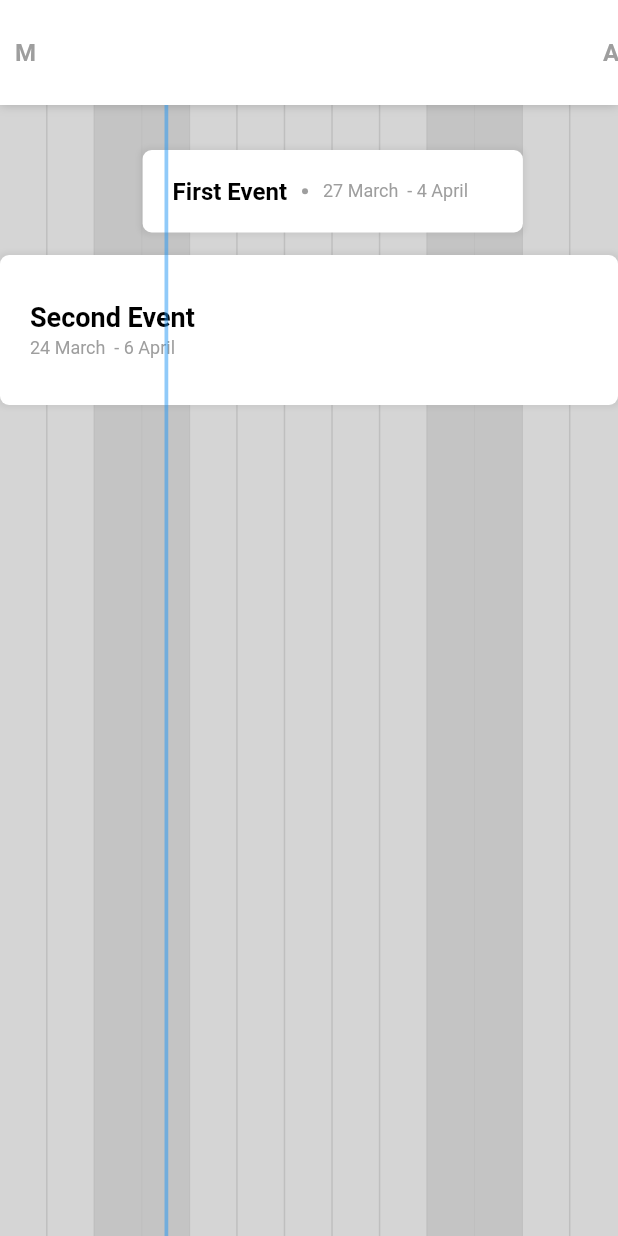
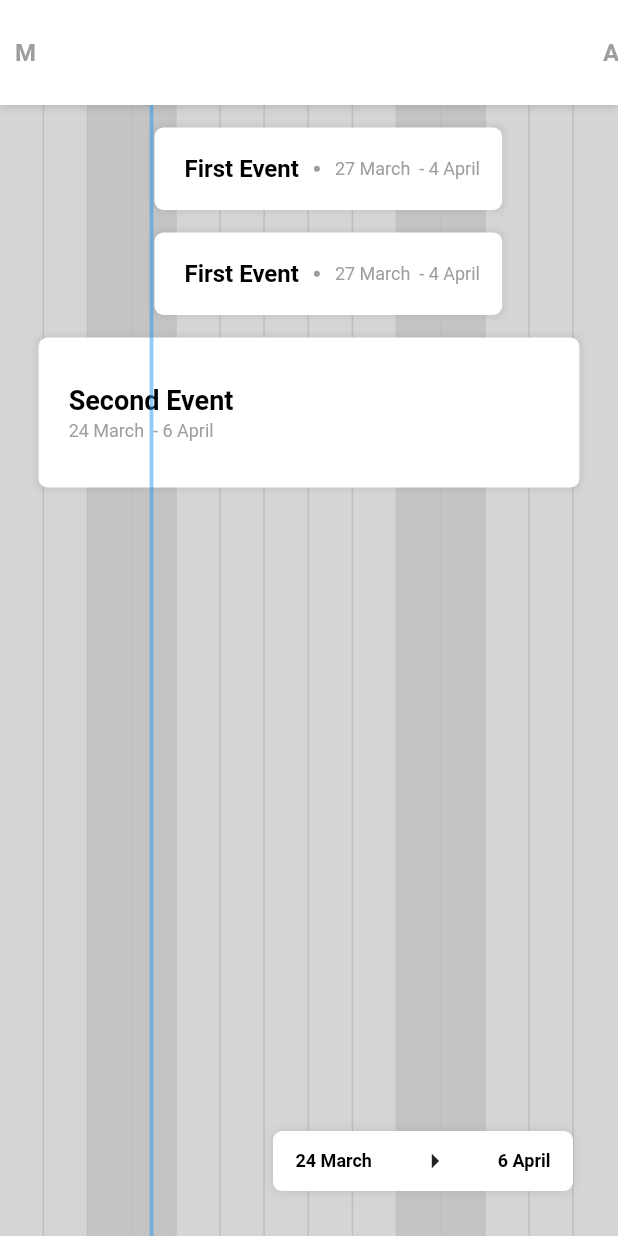
Before and after one commit to karimafas/bar-calendar, a Flutter app: the screen it shows after launch, on a phone screen of 412 x 824 dp. Run offline on Flutter 3.47's test engine with Material 2 defaults, Android fonts, the phone set to English and light mode, and no system bars.

Commit message:
Day indicator to move with minutes, date range picker

```diff
--- a/lib/bar_calendar.dart
+++ b/lib/bar_calendar.dart
@@ -1,7 +1,6 @@
 library bar_calendar;
 
 import 'package:flutter/material.dart';
-import 'package:flutter/services.dart';
 import 'package:intl/intl.dart';
 
 TextStyle _display1 = const TextStyle(
@@ -14,6 +13,8 @@ TextStyle _display4 = const TextStyle(
     color: Colors.grey, fontSize: 16, fontWeight: FontWeight.bold);
 TextStyle _display5 = const TextStyle(
     color: Colors.grey, fontSize: 10, fontWeight: FontWeight.normal);
+TextStyle _display6 = const TextStyle(
+    color: Colors.black, fontSize: 12, fontWeight: FontWeight.bold);
 
 const double dayColumnWidth = 60;
 const double headerHeight = 70;
@@ -39,7 +40,14 @@ enum Months {
 int daysBetween(DateTime from, DateTime to) {
   from = DateTime(from.year, from.month, from.day);
   to = DateTime(to.year, to.month, to.day);
-  return (to.difference(from).inHours / 24).round();
+  return (to.difference(from).inHours / 24).round() + 1;
+}
+
+int minutesBetween(DateTime from, DateTime to) {
+  from = DateTime(from.year, from.month, from.day, from.hour, from.minute);
+  to = DateTime(to.year, to.month, to.day, to.hour, to.month);
+
+  return (to.difference(from).inMinutes).round();
 }
 
 Months month(int m) {
@@ -105,6 +113,37 @@ class BarCalendar extends StatefulWidget {
 }
 
 class _BarCalendarState extends State<BarCalendar> {
+  _pickDateRange() async {
+    DateTimeRange? picked = await showDateRangePicker(
+        context: context,
+        firstDate: DateTime(DateTime.now().year - 5),
+        lastDate: DateTime(DateTime.now().year + 5),
+        initialDateRange: DateTimeRange(
+          end: DateTime(DateTime.now().year, DateTime.now().month,
+              DateTime.now().day + 13),
+          start: DateTime.now(),
+        ),
+        builder: (context, child) {
+          return Column(
+            children: [
+              ConstrainedBox(
+                constraints: const BoxConstraints(
+                  maxWidth: 400.0,
+                ),
+                child: child,
+              )
+            ],
+          );
+        });
+
+    if (picked != null) {
+      setState(() {
+        minDate = picked.start;
+        maxDate = picked.end;
+      });
+    }
+  }
+
   late DateTime minDate;
   late DateTime maxDate;
 
@@ -134,13 +173,148 @@ class _BarCalendarState extends State<BarCalendar> {
       days.add(minDate.add(Duration(days: i)));
     }
 
-    return LayoutBuilder(builder: (context, constraints) {
+    return LayoutBuilder(builder: (layoutContext, constraints) {
       final double headerWidth = constraints.maxWidth;
       return Container(
         color: widget.backgroundColor,
         child: Stack(
           children: [
+            DaySeparators(
+                days: days, headerWidth: headerWidth, totalDays: totalDays),
+            ListView(
+                padding: const EdgeInsets.only(top: headerHeight + 15),
+                children: [
+                  ...widget.events
+                      .map((e) => e.eventBarType == EventBarType.large
+                          ? EventBarLarge(
+                              event: e, minDate: minDate, maxDate: maxDate)
+                          : EventBarSmall(
+                              event: e, minDate: minDate, maxDate: maxDate))
+                      .toList(),
+                ]),
+            Header(daysBetween: days, minDate: minDate, maxDate: maxDate),
+            CurrentDayIndicator(
+                days: days, headerWidth: headerWidth, totalDays: totalDays),
+            Positioned(
+              bottom: 30,
+              right: 30,
+              child: DateRangePicker(
+                  minDate: minDate, maxDate: maxDate, onTap: _pickDateRange),
+            )
+          ],
+        ),
+      );
+    });
+  }
+}
+
+class DateRangePicker extends StatelessWidget {
+  const DateRangePicker({
+    Key? key,
+    required this.minDate,
+    required this.maxDate,
+    required this.onTap,
+  }) : super(key: key);
+
+  final DateTime minDate;
+  final DateTime maxDate;
+  final VoidCallback onTap;
+
+  @override
+  Widget build(BuildContext context) {
+    DateFormat formatter = DateFormat('d MMMM');
+    return InkWell(
+      onTap: onTap,
+      child: Container(
+        height: 40,
+        width: 200,
+        decoration: BoxDecoration(
+            borderRadius: BorderRadius.circular(6),
+            color: Colors.white,
+            boxShadow: [
+              BoxShadow(color: Colors.black.withOpacity(0.1), blurRadius: 5)
+            ]),
+        child: Row(
+          mainAxisAlignment: MainAxisAlignment.spaceAround,
+          children: [
+            Text(formatter.format(minDate), style: _display6),
+            const Icon(Icons.arrow_right),
+            Text(formatter.format(maxDate), style: _display6),
+          ],
+        ),
+      ),
+    );
+  }
+}
+
+class CurrentDayIndicator extends StatelessWidget {
+  const CurrentDayIndicator({
+    Key? key,
+    required this.days,
+    required this.headerWidth,
+    required this.totalDays,
+  }) : super(key: key);
+
+  final List<DateTime> days;
+  final double headerWidth;
+  final int totalDays;
+
+  @override
+  Widget build(BuildContext context) {
+    DateTime now = DateTime.now();
+    return Row(
+        mainAxisAlignment: MainAxisAlignment.spaceBetween,
+        children: days
+            .asMap()
+            .map((index, d) => MapEntry(
+                  index,
+                  Container(
+                    padding: const EdgeInsets.only(top: headerHeight),
+                    width: headerWidth / totalDays,
+                    child: Row(
+                      children: [
+                        Expanded(
+                            flex: minutesBetween(
+                                DateTime(now.year, now.month, now.day, 0, 0),
+                                DateTime.now()),
+                            child: Container()),
                         Row(
+                          children: [
+                            Container(
+                                width: 2.5,
+                                color: d.day == DateTime.now().day
+                                    ? Colors.blue.withOpacity(.5)
+                                    : Colors.transparent),
+                          ],
+                        ),
+                        Expanded(
+                            flex: minutesBetween(DateTime.now(),
+                                DateTime(now.year, now.month, now.day + 1, 0, 0)),
+                            child: Container()),
+                      ],
+                    ),
+                  ),
+                ))
+            .values
+            .toList());
+  }
+}
+
+class DaySeparators extends StatelessWidget {
+  const DaySeparators({
+    Key? key,
+    required this.days,
+    required this.headerWidth,
+    required this.totalDays,
+  }) : super(key: key);
+
+  final List<DateTime> days;
+  final double headerWidth;
+  final int totalDays;
+
+  @override
+  Widget build(BuildContext context) {
+    return Row(
         mainAxisAlignment: MainAxisAlignment.spaceBetween,
         children: days
             .asMap()
@@ -162,44 +336,7 @@ class _BarCalendarState extends State<BarCalendar> {
                   ),
                 ))
             .values
-                    .toList()),
-            Column(children: [
-              Header(daysBetween: days, minDate: minDate, maxDate: maxDate),
-              ...widget.events
-                  .map((e) => e.eventBarType == EventBarType.large
-                      ? EventBarLarge(
-                          event: e, minDate: minDate, maxDate: maxDate)
-                      : EventBarSmall(
-                          event: e, minDate: minDate, maxDate: maxDate))
-                  .toList(),
-            ]),
-            Row(
-                mainAxisAlignment: MainAxisAlignment.spaceBetween,
-                children: days
-                    .asMap()
-                    .map((index, d) => MapEntry(
-                          index,
-                          Container(
-                            padding: const EdgeInsets.only(top: headerHeight),
-                            width: headerWidth / totalDays,
-                            child: Row(
-                              mainAxisAlignment: MainAxisAlignment.center,
-                              children: [
-                                Container(
-                                    width: 2.5,
-                                    color: d.day == DateTime.now().day
-                                        ? Colors.blue.withOpacity(.5)
-                                        : Colors.transparent),
-                              ],
-                            ),
-                          ),
-                        ))
-                    .values
-                    .toList()),
-          ],
-        ),
-      );
-    });
+            .toList());
   }
 }
 
--- a/lib/main.dart
+++ b/lib/main.dart
@@ -3,7 +3,8 @@ import 'package:flutter/material.dart';
 
 main() {
   runApp(MaterialApp(
-    builder: (context, widget) => Scaffold(
+    debugShowCheckedModeBanner: false,
+    home: Scaffold(
       body: Center(
           child: SizedBox(
         width: 1000,
@@ -11,6 +12,11 @@ main() {
           backgroundColor: Colors.grey.withOpacity(.4),
           events: [
             EventObj(
+                title: 'First Event',
+                color: Colors.white,
+                start: DateTime.now(),
+                end: DateTime.now().add(const Duration(days: 8))),
+                EventObj(
                 title: 'First Event',
                 color: Colors.white,
                 start: DateTime.now(),
--- a/pubspec.yaml
+++ b/pubspec.yaml
@@ -10,6 +10,7 @@ environment:
 dependencies:
   flutter:
     sdk: flutter
+  google_fonts: ^2.3.0
 
 dev_dependencies:
   flutter_test:
```
Also changed, not shown: 2 other files. Lines whose indentation alone changed are shown as unchanged.
